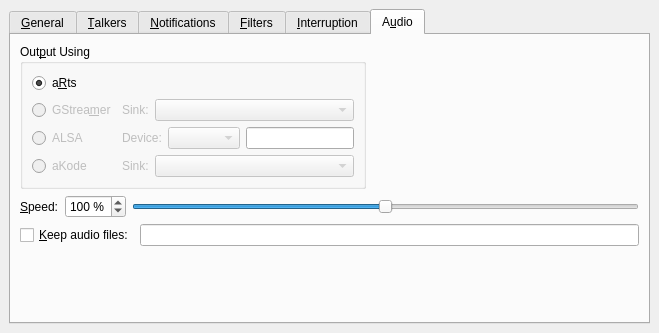
Above: kcmkttsmgr/kcmkttsmgrwidget.ui from KDE/jovie before the change. Below: the same form after it.
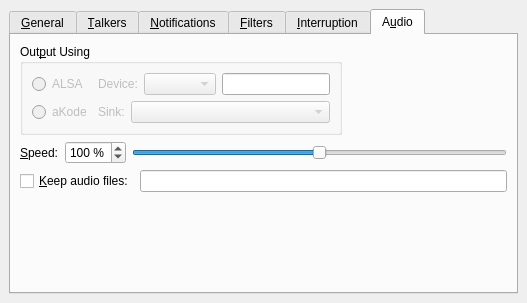
That is the form after the change. The open tabs and pages were chosen to show the change. Custom widgets are drawn as their Qt base class.

Patch:
```diff
--- a/kcmkttsmgr/kcmkttsmgrwidget.ui
+++ b/kcmkttsmgr/kcmkttsmgrwidget.ui
@@ -8,8 +8,8 @@
    <rect>
     <x>0</x>
     <y>0</y>
-    <width>659</width>
-    <height>333</height>
+    <width>527</width>
+    <height>303</height>
    </rect>
   </property>
   <property name="sizePolicy" >
@@ -1008,22 +1008,6 @@
        <property name="spacing" >
         <number>6</number>
        </property>
-       <item row="3" column="0" colspan="2" >
-        <spacer>
-         <property name="orientation" >
-          <enum>Qt::Vertical</enum>
-         </property>
-         <property name="sizeType" >
-          <enum>QSizePolicy::Expanding</enum>
-         </property>
-         <property name="sizeHint" >
-          <size>
-           <width>20</width>
-           <height>40</height>
-          </size>
-         </property>
-        </spacer>
-       </item>
        <item row="1" column="0" colspan="2" >
         <layout class="QHBoxLayout" >
          <property name="margin" >
@@ -1167,6 +1151,22 @@
          </property>
         </spacer>
        </item>
+       <item row="3" column="0" colspan="2" >
+        <spacer>
+         <property name="orientation" >
+          <enum>Qt::Vertical</enum>
+         </property>
+         <property name="sizeType" >
+          <enum>QSizePolicy::Expanding</enum>
+         </property>
+         <property name="sizeHint" >
+          <size>
+           <width>20</width>
+           <height>40</height>
+          </size>
+         </property>
+        </spacer>
+       </item>
        <item row="0" column="0" >
         <widget class="QGroupBox" name="audioButtonGroup" >
          <property name="sizePolicy" >
@@ -1190,153 +1190,7 @@
           <property name="spacing" >
            <number>6</number>
           </property>
-          <item row="3" column="0" >
-           <widget class="QRadioButton" name="akodeRadioButton" >
-            <property name="enabled" >
-             <bool>false</bool>
-            </property>
-            <property name="whatsThis" >
-             <string>&lt;p>Check to use aKode for audio output.  You must also select a &lt;b>Sink&lt;/b>.&lt;/p></string>
-            </property>
-            <property name="text" >
-             <string>aKode</string>
-            </property>
-            <property name="shortcut" >
-             <string/>
-            </property>
-            <property name="checked" >
-             <bool>false</bool>
-            </property>
-           </widget>
-          </item>
-          <item row="3" column="1" >
-           <layout class="QHBoxLayout" >
-            <property name="margin" >
-             <number>0</number>
-            </property>
-            <property name="spacing" >
-             <number>6</number>
-            </property>
-            <item>
-             <widget class="QLabel" name="akodeSinkLabel" >
-              <property name="enabled" >
-               <bool>false</bool>
-              </property>
-              <property name="whatsThis" >
-               <string>Select the sound sink to be used for aKode output.</string>
-              </property>
-              <property name="text" >
-               <string>Sink:</string>
-              </property>
-             </widget>
-            </item>
-            <item>
-             <widget class="KComboBox" name="akodeComboBox" >
-              <property name="enabled" >
-               <bool>false</bool>
-              </property>
-              <property name="sizePolicy" >
-               <sizepolicy>
-                <hsizetype>7</hsizetype>
-                <vsizetype>0</vsizetype>
-                <horstretch>0</horstretch>
-                <verstretch>0</verstretch>
-               </sizepolicy>
-              </property>
-              <property name="whatsThis" >
-               <string>Select the sink to be used for aKode output.  Select "auto" to let aKode pick the best output method.</string>
-              </property>
-             </widget>
-            </item>
-           </layout>
-          </item>
-          <item row="2" column="0" >
-           <widget class="QRadioButton" name="alsaRadioButton" >
-            <property name="enabled" >
-             <bool>false</bool>
-            </property>
-            <property name="whatsThis" >
-             <string>Check to use Advanced Linux Sound Architecture (ALSA) for audio output.</string>
-            </property>
-            <property name="text" >
-             <string>ALSA</string>
-            </property>
-            <property name="shortcut" >
-             <string/>
-            </property>
-            <property name="checked" >
-             <bool>false</bool>
-            </property>
-           </widget>
-          </item>
-          <item row="1" column="0" >
-           <widget class="QRadioButton" name="gstreamerRadioButton" >
-            <property name="enabled" >
-             <bool>false</bool>
-            </property>
-            <property name="whatsThis" >
-             <string>&lt;p>Check to use the GStreamer audio output system.  You must also select a &lt;b>Sink&lt;/b> plugin.&lt;/p></string>
-            </property>
-            <property name="text" >
-             <string>GStrea&amp;mer</string>
-            </property>
-           </widget>
-          </item>
-          <item row="1" column="1" >
-           <layout class="QHBoxLayout" >
-            <property name="margin" >
-             <number>0</number>
-            </property>
-            <property name="spacing" >
-             <number>6</number>
-            </property>
-            <item>
-             <widget class="QLabel" name="sinkLabel" >
-              <property name="enabled" >
-               <bool>false</bool>
-              </property>
-              <property name="whatsThis" >
-               <string>Select the sound sink to be used for GStreamer output.</string>
-              </property>
-              <property name="text" >
-               <string>Sink:</string>
-              </property>
-             </widget>
-            </item>
-            <item>
-             <widget class="KComboBox" name="sinkComboBox" >
-              <property name="enabled" >
-               <bool>false</bool>
-              </property>
-              <property name="sizePolicy" >
-               <sizepolicy>
-                <hsizetype>7</hsizetype>
-                <vsizetype>0</vsizetype>
-                <horstretch>0</horstretch>
-                <verstretch>0</verstretch>
-               </sizepolicy>
-              </property>
-              <property name="whatsThis" >
-               <string>Select the sound sink to be used for GStreamer output.</string>
-              </property>
-             </widget>
-            </item>
-           </layout>
-          </item>
-          <item row="0" column="0" colspan="2" >
-           <widget class="QRadioButton" name="artsRadioButton" >
-            <property name="whatsThis" >
-             <string>Check to use the KDE aRts system for audio output.</string>
-            </property>
-            <property name="text" >
-             <string>a&amp;Rts</string>
-            </property>
-            <property name="checked" >
-             <bool>true</bool>
-            </property>
-           </widget>
-          </item>
-          <item row="2" column="1" >
+          <item row="0" column="1" >
            <layout class="QHBoxLayout" >
             <property name="margin" >
              <number>0</number>
@@ -1380,6 +1234,85 @@
             </item>
            </layout>
           </item>
+          <item row="0" column="0" >
+           <widget class="QRadioButton" name="alsaRadioButton" >
+            <property name="enabled" >
+             <bool>false</bool>
+            </property>
+            <property name="whatsThis" >
+             <string>Check to use Advanced Linux Sound Architecture (ALSA) for audio output.</string>
+            </property>
+            <property name="text" >
+             <string>ALSA</string>
+            </property>
+            <property name="shortcut" >
+             <string/>
+            </property>
+            <property name="checked" >
+             <bool>false</bool>
+            </property>
+           </widget>
+          </item>
+          <item row="1" column="1" >
+           <layout class="QHBoxLayout" >
+            <property name="margin" >
+             <number>0</number>
+            </property>
+            <property name="spacing" >
+             <number>6</number>
+            </property>
+            <item>
+             <widget class="QLabel" name="akodeSinkLabel" >
+              <property name="enabled" >
+               <bool>false</bool>
+              </property>
+              <property name="whatsThis" >
+               <string>Select the sound sink to be used for aKode output.</string>
+              </property>
+              <property name="text" >
+               <string>Sink:</string>
+              </property>
+             </widget>
+            </item>
+            <item>
+             <widget class="KComboBox" name="akodeComboBox" >
+              <property name="enabled" >
+               <bool>false</bool>
+              </property>
+              <property name="sizePolicy" >
+               <sizepolicy>
+                <hsizetype>7</hsizetype>
+                <vsizetype>0</vsizetype>
+                <horstretch>0</horstretch>
+                <verstretch>0</verstretch>
+               </sizepolicy>
+              </property>
+              <property name="whatsThis" >
+               <string>Select the sink to be used for aKode output.  Select "auto" to let aKode pick the best output method.</string>
+              </property>
+             </widget>
+            </item>
+           </layout>
+          </item>
+          <item row="1" column="0" >
+           <widget class="QRadioButton" name="akodeRadioButton" >
+            <property name="enabled" >
+             <bool>false</bool>
+            </property>
+            <property name="whatsThis" >
+             <string>&lt;p>Check to use aKode for audio output.  You must also select a &lt;b>Sink&lt;/b>.&lt;/p></string>
+            </property>
+            <property name="text" >
+             <string>aKode</string>
+            </property>
+            <property name="shortcut" >
+             <string/>
+            </property>
+            <property name="checked" >
+             <bool>false</bool>
+            </property>
+           </widget>
+          </item>
          </layout>
         </widget>
        </item>
@@ -1392,13 +1325,6 @@
  <layoutdefault spacing="6" margin="6" />
  <pixmapfunction>qPixmapFromMimeSource</pixmapfunction>
  <customwidgets>
-  <customwidget>
-   <class>KComboBox</class>
-   <extends>QComboBox</extends>
-   <header>kcombobox.h</header>
-   <container>0</container>
-   <pixmap></pixmap>
-  </customwidget>
   <customwidget>
    <class>KCModule</class>
    <extends>QWidget</extends>
@@ -1420,6 +1346,13 @@
    <container>1</container>
    <pixmap></pixmap>
   </customwidget>
+  <customwidget>
+   <class>KComboBox</class>
+   <extends>QComboBox</extends>
+   <header>kcombobox.h</header>
+   <container>0</container>
+   <pixmap></pixmap>
+  </customwidget>
  </customwidgets>
  <tabstops>
   <tabstop>mainTab</tabstop>
```
Left out of the diff: 2 changed lines with no effect on the pictures.
